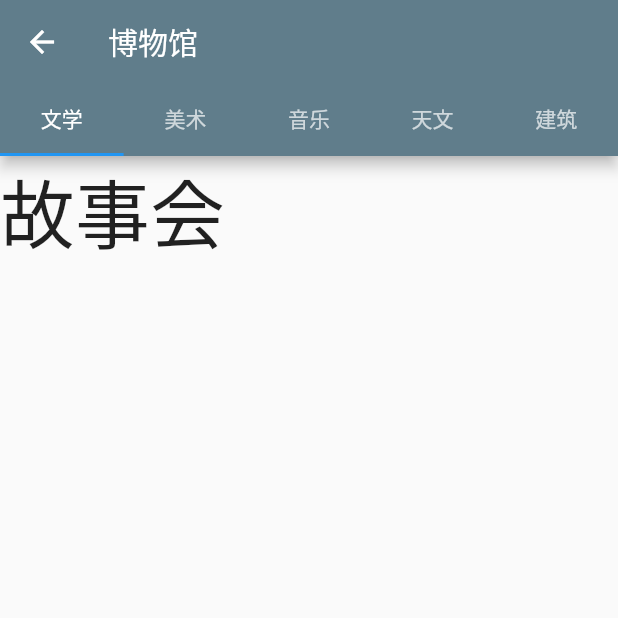
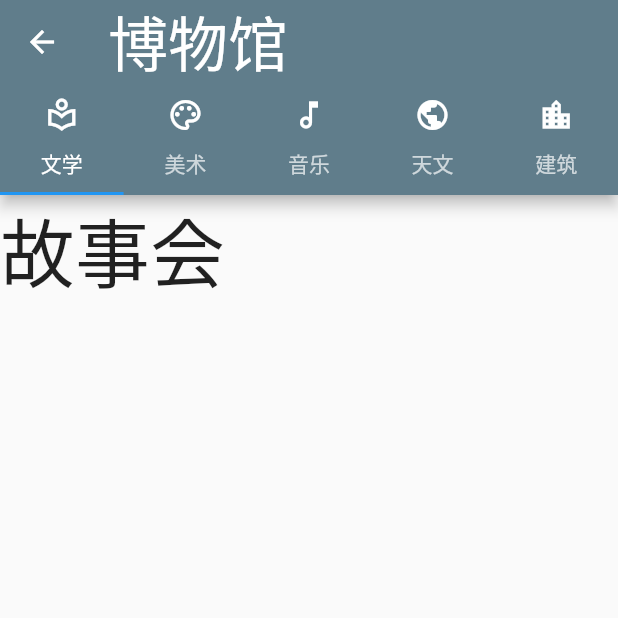
Before and after one commit to Lexie-76/Intelligent-mobile-development, a Flutter app: the Museum screen opened directly, on a phone screen of 412 x 824 dp, the top half of it. Run offline on Flutter 3.47's test engine with Material 2 defaults, Android fonts, the phone set to English and light mode, and no system bars; our stand-ins replace curved_navigation_bar, flutter_swiper; missing offline and left inert: cloudbase_auth, cloudbase_core, cloudbase_database, cloudbase_function, cloudbase_storage; network calls fail; Roboto replaces fonts that are missing (ZhiMangXing).

Commit message:
贝塞尔曲线修改，博物馆tab栏图标

```diff
--- a/renaissance/lib/views/show/Cpns/story_head.dart
+++ b/renaissance/lib/views/show/Cpns/story_head.dart
@@ -31,7 +31,7 @@ class storyHead extends StatelessWidget {
                 ),
               ),
               Transform.translate(
-                offset: Offset(0, 50),
+                offset: Offset(0, 20),
                 child: ListTile(
                   // leading: CircleAvatar(
                   //   backgroundImage: NetworkImage(CONSTANT.userAvatar),
@@ -99,9 +99,9 @@ class MyClipper extends CustomClipper<Path> {
     // 二阶贝塞尔曲线画弧
     path.quadraticBezierTo(0, 0, 0, 0);
     // 连接到底部
-    path.lineTo(0, size.height / 3.75);
+    path.lineTo(0, size.height / 4);
     // 三阶贝塞尔曲线画弧
-    path.cubicTo(size.width / 12, size.height, size.width / 12 * 3, size.height / 8, size.width, size.height / 3.75);
+    path.cubicTo(size.width / 12, size.height/2, size.width / 12 * 3, size.height/200 , size.width, size.height / 4);
     // 再连接回去
     path.lineTo(size.width, 60);
     // 再用二阶贝塞尔曲线画弧
--- a/renaissance/lib/views/show/museum.dart
+++ b/renaissance/lib/views/show/museum.dart
@@ -1,20 +1,55 @@
 import 'package:flutter/material.dart';
+import 'package:curved_navigation_bar/curved_navigation_bar.dart';
 
 class Museum extends StatelessWidget {
+  // @override
+  // Widget build(BuildContext context) {
+  //   return Scaffold(
+  //     bottomNavigationBar: CurvedNavigationBar(
+  //       backgroundColor: Colors.blueAccent,
+  //       items: <Widget>[
+  //         Icon(Icons.add, size: 30),
+  //         Icon(Icons.list, size: 30),
+  //         Icon(Icons.compare_arrows, size: 30),
+  //       ],
+  //       onTap: (index) {
+  //         //Handle button tap
+  //       },
+  //     ),
+  //     body: Container(color: Colors.blueAccent),
+  //   );
+  // }
   @override
   Widget build(BuildContext context) {
      return DefaultTabController(
          length: 5,
          child: Scaffold(
            appBar: AppBar(
-            title: Text("博物馆"),
+             title: Text("博物馆",
+               style: TextStyle(
+                   fontSize: 40,
+                   fontFamily: "ZhiMangXing",
+                   color:Colors.white
+               )
+             ),
              bottom: TabBar(
                tabs: [
-                Tab(text: "文学"),
-                Tab(text: "美术"),
-                Tab(text: "音乐"),
-                Tab(text: "天文"),
-                Tab(text: "建筑"),
+                 Tab(
+                   icon: Icon(Icons.local_library_outlined,color: Colors.white,),
+                   text: "文学"
+                 ),
+                 Tab(
+                   icon: Icon(Icons.palette_outlined,color: Colors.white,),
+                   text: "美术"),
+                 Tab(
+                   icon: Icon(Icons.music_note_outlined,color: Colors.white,),
+                   text: "音乐"),
+                 Tab(
+                   icon: Icon(Icons.public_outlined,color: Colors.white,),
+                   text: "天文"),
+                 Tab(
+                   icon: Icon(Icons.location_city_outlined,color: Colors.white,),
+                   text: "建筑"),
                ],
              ),
            ),
--- a/renaissance/lib/views/show/story.dart
+++ b/renaissance/lib/views/show/story.dart
@@ -18,7 +18,7 @@ class Story extends StatelessWidget {
             color: Colors.white,
             fontFamily: "ZhiMangXing",
             fontWeight: FontWeight.bold,
-            fontSize: 50
+            fontSize: 40
           ),
         ),
       ),
--- a/renaissance/pubspec.yaml
+++ b/renaissance/pubspec.yaml
@@ -41,6 +41,8 @@ dependencies:
   # The following adds the Cupertino Icons font to your application.
   # Use with the CupertinoIcons class for iOS style icons.
   cupertino_icons: ^1.0.2
+  curved_navigation_bar: ^0.3.1
+
 
 dev_dependencies:
   flutter_test:
```
Also changed, not shown: renaissance/lib/views/show/Cpns/tab_card.dart (added, +22 -0 lines), renaissance/lib/views/show/artist.dart (+6 -1 lines), renaissance/lib/views/show/history.dart (+6 -1 lines), renaissance/pubspec.lock. Lines whose indentation alone changed are shown as unchanged.
